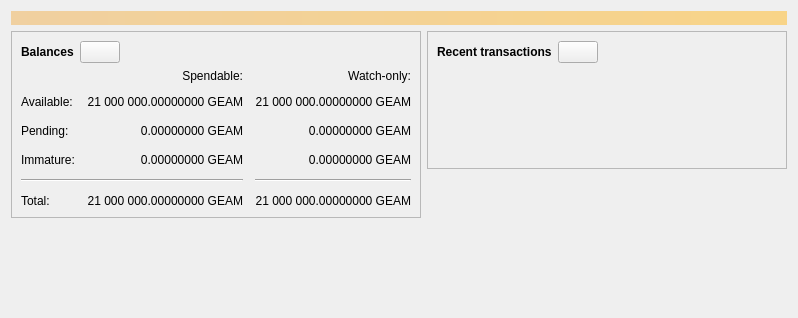
geranium-coin/geranium, file src/qt/forms/overviewpage.ui: the form before one commit.
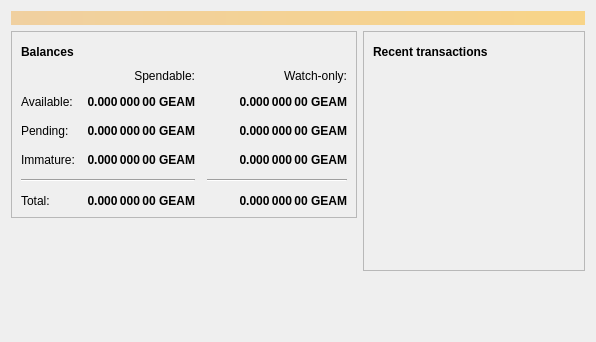
The form after the commit. Icons and pictures are not drawn. Custom widgets are drawn as their Qt base class.

```diff
--- a/src/qt/forms/overviewpage.ui
+++ b/src/qt/forms/overviewpage.ui
@@ -6,8 +6,8 @@
    <rect>
     <x>0</x>
     <y>0</y>
-    <width>798</width>
-    <height>318</height>
+    <width>596</width>
+    <height>342</height>
    </rect>
   </property>
   <property name="windowTitle">
@@ -68,7 +68,7 @@
               </property>
               <property name="maximumSize">
                <size>
-                <width>45</width>
+                <width>30</width>
                 <height>16777215</height>
                </size>
               </property>
@@ -89,6 +89,9 @@
                 <height>24</height>
                </size>
               </property>
+              <property name="flat">
+               <bool>true</bool>
+              </property>
              </widget>
             </item>
             <item>
@@ -113,6 +116,12 @@
             </property>
             <item row="2" column="2">
              <widget class="QLabel" name="labelWatchPending">
+              <property name="font">
+               <font>
+                <weight>75</weight>
+                <bold>true</bold>
+               </font>
+              </property>
               <property name="cursor">
                <cursorShape>IBeamCursor</cursorShape>
               </property>
@@ -120,7 +129,7 @@
                <string>Unconfirmed transactions to watch-only addresses</string>
               </property>
               <property name="text">
-               <string notr="true">0.00000000 GEAM</string>
+               <string notr="true">0.000 000 00 GEAM</string>
               </property>
               <property name="alignment">
                <set>Qt::AlignRight|Qt::AlignTrailing|Qt::AlignVCenter</set>
@@ -132,6 +141,12 @@
             </item>
             <item row="2" column="1">
              <widget class="QLabel" name="labelUnconfirmed">
+              <property name="font">
+               <font>
+                <weight>75</weight>
+                <bold>true</bold>
+               </font>
+              </property>
               <property name="cursor">
                <cursorShape>IBeamCursor</cursorShape>
               </property>
@@ -139,7 +154,7 @@
                <string>Total of transactions that have yet to be confirmed, and do not yet count toward the spendable balance</string>
               </property>
               <property name="text">
-               <string notr="true">0.00000000 GEAM</string>
+               <string notr="true">0.000 000 00 GEAM</string>
               </property>
               <property name="alignment">
                <set>Qt::AlignRight|Qt::AlignTrailing|Qt::AlignVCenter</set>
@@ -151,6 +166,12 @@
             </item>
             <item row="3" column="2">
              <widget class="QLabel" name="labelWatchImmature">
+              <property name="font">
+               <font>
+                <weight>75</weight>
+                <bold>true</bold>
+               </font>
+              </property>
               <property name="cursor">
                <cursorShape>IBeamCursor</cursorShape>
               </property>
@@ -158,7 +179,7 @@
                <string>Mined balance in watch-only addresses that has not yet matured</string>
               </property>
               <property name="text">
-               <string notr="true">0.00000000 GEAM</string>
+               <string notr="true">0.000 000 00 GEAM</string>
               </property>
               <property name="alignment">
                <set>Qt::AlignRight|Qt::AlignTrailing|Qt::AlignVCenter</set>
@@ -203,6 +224,12 @@
             </item>
             <item row="3" column="1">
              <widget class="QLabel" name="labelImmature">
+              <property name="font">
+               <font>
+                <weight>75</weight>
+                <bold>true</bold>
+               </font>
+              </property>
               <property name="cursor">
                <cursorShape>IBeamCursor</cursorShape>
               </property>
@@ -210,7 +237,7 @@
                <string>Mined balance that has not yet matured</string>
               </property>
               <property name="text">
-               <string notr="true">0.00000000 GEAM</string>
+               <string notr="true">0.000 000 00 GEAM</string>
               </property>
               <property name="alignment">
                <set>Qt::AlignRight|Qt::AlignTrailing|Qt::AlignVCenter</set>
@@ -242,6 +269,12 @@
             </item>
             <item row="5" column="1">
              <widget class="QLabel" name="labelTotal">
+              <property name="font">
+               <font>
+                <weight>75</weight>
+                <bold>true</bold>
+               </font>
+              </property>
               <property name="cursor">
                <cursorShape>IBeamCursor</cursorShape>
               </property>
@@ -249,7 +282,7 @@
                <string>Your current total balance</string>
               </property>
               <property name="text">
-               <string notr="true">21 000 000.00000000 GEAM</string>
+               <string notr="true">0.000 000 00 GEAM</string>
               </property>
               <property name="alignment">
                <set>Qt::AlignRight|Qt::AlignTrailing|Qt::AlignVCenter</set>
@@ -261,6 +294,12 @@
             </item>
             <item row="5" column="2">
              <widget class="QLabel" name="labelWatchTotal">
+              <property name="font">
+               <font>
+                <weight>75</weight>
+                <bold>true</bold>
+               </font>
+              </property>
               <property name="cursor">
                <cursorShape>IBeamCursor</cursorShape>
               </property>
@@ -268,7 +307,7 @@
                <string>Current total balance in watch-only addresses</string>
               </property>
               <property name="text">
-               <string notr="true">21 000 000.00000000 GEAM</string>
+               <string notr="true">0.000 000 00 GEAM</string>
               </property>
               <property name="alignment">
                <set>Qt::AlignRight|Qt::AlignTrailing|Qt::AlignVCenter</set>
@@ -297,6 +336,12 @@
             </item>
             <item row="1" column="1">
              <widget class="QLabel" name="labelBalance">
+              <property name="font">
+               <font>
+                <weight>75</weight>
+                <bold>true</bold>
+               </font>
+              </property>
               <property name="cursor">
                <cursorShape>IBeamCursor</cursorShape>
               </property>
@@ -304,7 +349,7 @@
                <string>Your current spendable balance</string>
               </property>
               <property name="text">
-               <string notr="true">21 000 000.00000000 GEAM</string>
+               <string notr="true">0.000 000 00 GEAM</string>
               </property>
               <property name="alignment">
                <set>Qt::AlignRight|Qt::AlignTrailing|Qt::AlignVCenter</set>
@@ -316,6 +361,12 @@
             </item>
             <item row="1" column="2">
              <widget class="QLabel" name="labelWatchAvailable">
+              <property name="font">
+               <font>
+                <weight>75</weight>
+                <bold>true</bold>
+               </font>
+              </property>
               <property name="cursor">
                <cursorShape>IBeamCursor</cursorShape>
               </property>
@@ -323,7 +374,7 @@
                <string>Your current balance in watch-only addresses</string>
               </property>
               <property name="text">
-               <string notr="true">21 000 000.00000000 GEAM</string>
+               <string notr="true">0.000 000 00 GEAM</string>
               </property>
               <property name="alignment">
                <set>Qt::AlignRight|Qt::AlignTrailing|Qt::AlignVCenter</set>
@@ -403,7 +454,7 @@
               </property>
               <property name="maximumSize">
                <size>
-                <width>45</width>
+                <width>30</width>
                 <height>16777215</height>
                </size>
               </property>
@@ -424,6 +475,9 @@
                 <height>24</height>
                </size>
               </property>
+              <property name="flat">
+               <bool>true</bool>
+              </property>
              </widget>
             </item>
             <item>
@@ -442,7 +496,7 @@
            </layout>
           </item>
           <item>
-           <widget class="TransactionOverviewWidget" name="listTransactions">
+           <widget class="QListView" name="listTransactions">
             <property name="styleSheet">
              <string notr="true">QListView { background: transparent; }</string>
             </property>
@@ -455,15 +509,9 @@
             <property name="horizontalScrollBarPolicy">
              <enum>Qt::ScrollBarAlwaysOff</enum>
             </property>
-            <property name="sizeAdjustPolicy">
-             <enum>QAbstractScrollArea::AdjustToContents</enum>
-            </property>
             <property name="selectionMode">
              <enum>QAbstractItemView::NoSelection</enum>
             </property>
-            <property name="uniformItemSizes">
-             <bool>true</bool>
-            </property>
            </widget>
           </item>
          </layout>
@@ -488,13 +536,6 @@
    </item>
   </layout>
  </widget>
- <customwidgets>
-  <customwidget>
-   <class>TransactionOverviewWidget</class>
-   <extends>QListView</extends>
-   <header>qt/transactionoverviewwidget.h</header>
-  </customwidget>
- </customwidgets>
  <resources/>
  <connections/>
 </ui>
```
